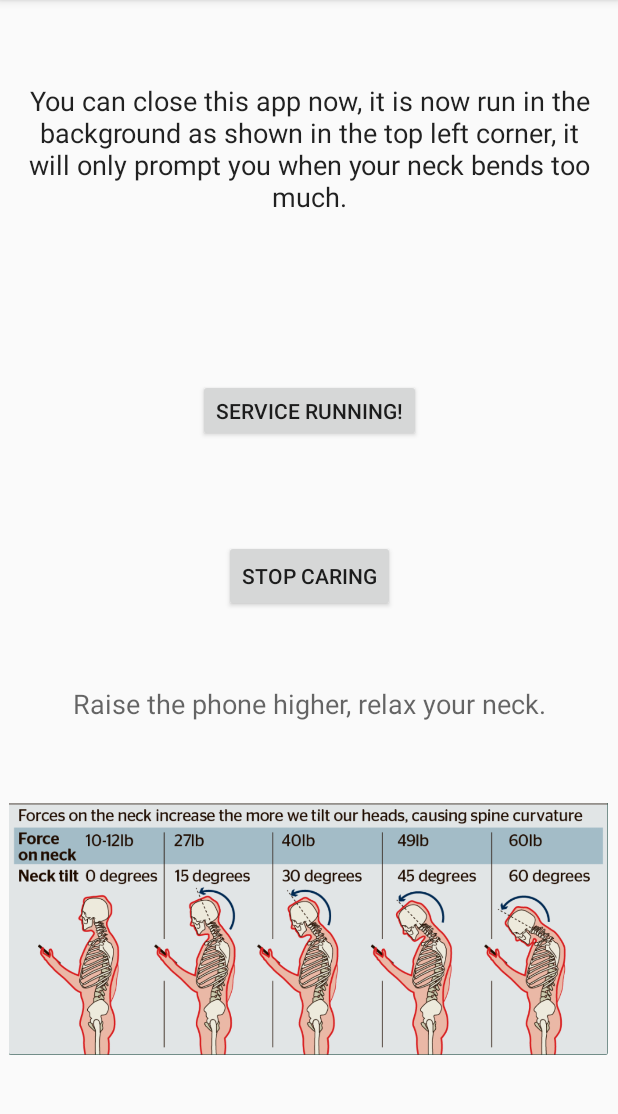
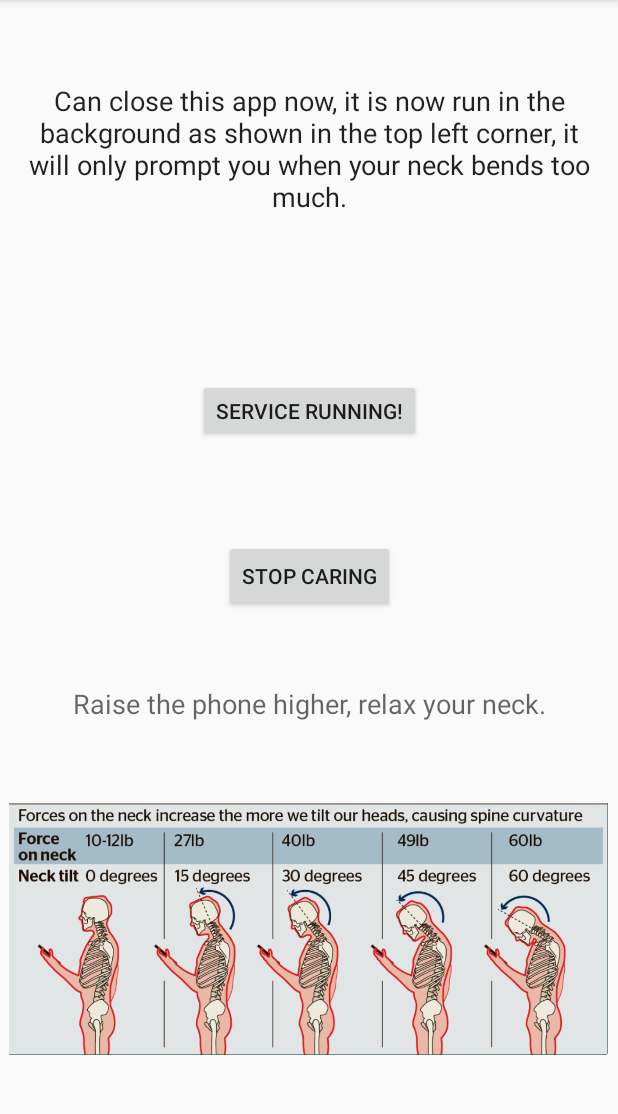
Before and after one commit to nihallo/DoctorPhone, an Android app: the MainActivity screen opened directly, with no data from a screen before it, on a phone screen of 412 x 824 dp, the part 84-1198 px from its top. Run offline under Robolectric (Android 15) with nearby library versions, the phone set to English and light mode, and no system bars.

Commit message:
changed wording

```diff
--- a/app/src/main/java/com/niuniusolutions/healthyniu/MyService.java
+++ b/app/src/main/java/com/niuniusolutions/healthyniu/MyService.java
@@ -85,7 +85,7 @@ public class MyService extends Service implements SensorEventListener {
 
         Notification notification = new NotificationCompat.Builder(this,CHANNEL_ID)
                 .setContentTitle("Healthy Neck")
-                .setContentText("Raise ur Phone Higher & Feel the Neck Movement!")
+                .setContentText("Raise the Phone Higher & Feel the Neck Movement!")
                 .setSmallIcon(R.drawable.notificationicon)
                 .setContentIntent(pendingIntent)
                 .build();
--- a/app/src/main/res/values/strings.xml
+++ b/app/src/main/res/values/strings.xml
@@ -2,7 +2,7 @@
     <string name="app_name">Healthy Neck</string>
     <string name="StartBtnText">Service Running!</string>
     <string name="StopBtnText">Stop Caring</string>
-    <string name="promoteText">You can close this app now, it is now run in the background as shown in the top left corner, it will only prompt you when your neck bends too much.</string>
+    <string name="promoteText">Can close this app now, it is now run in the background as shown in the top left corner, it will only prompt you when your neck bends too much.</string>
     <string name="raisePhone">Raise the phone higher, relax your neck.</string>
     <string name="toastMsg">Raise the phone Higher! Higher! Higher! Yeah!</string>
     <string name="movePhoneUpDown">Raise the phone Up and Down\nFeel the neck movement!</string>
```
